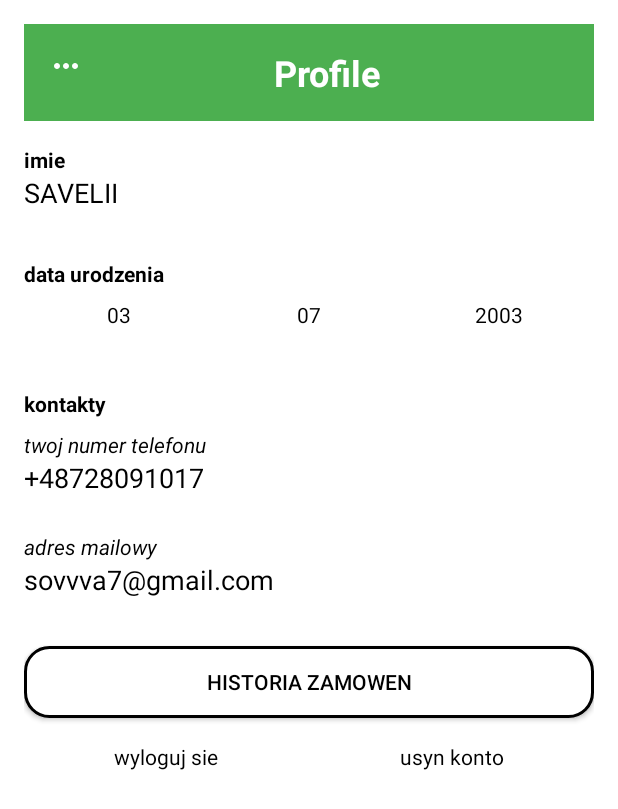
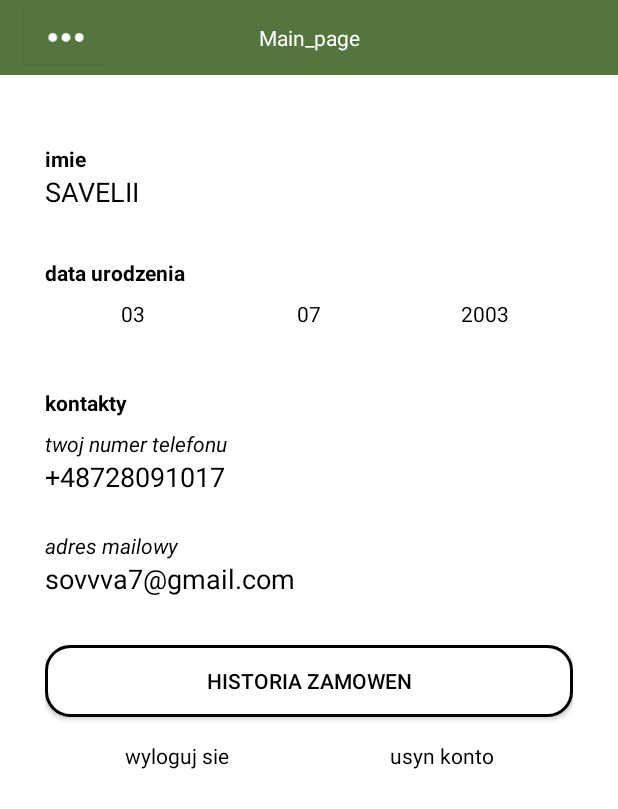
Before and after one commit to omlaut/omlaut_mobile_app, an Android app built with Jetpack Compose: the ProfileActivity screen opened directly, with no data from a screen before it, on a phone screen of 412 x 824 dp. Shown: the top 809 px of the screen. Run offline under Robolectric (Android 15) with nearby library versions, the phone set to English and light mode, and no system bars; 1 statement that could not run was skipped.

Commit message:
activity_profile.xml

```diff
--- a/app/src/main/res/layout/activity_profile.xml
+++ b/app/src/main/res/layout/activity_profile.xml
@@ -1,37 +1,32 @@
 <?xml version="1.0" encoding="utf-8"?>
-<LinearLayout xmlns:android="http://schemas.android.com/apk/res/android"
+<androidx.drawerlayout.widget.DrawerLayout xmlns:android="http://schemas.android.com/apk/res/android"
+    xmlns:app="http://schemas.android.com/apk/res-auto"
+    xmlns:tools="http://schemas.android.com/tools"
     android:layout_width="match_parent"
     android:layout_height="match_parent"
-    android:orientation="vertical"
-    android:padding="16dp"
+    android:id="@+id/Drawer"
     android:background="@android:color/white">
 
     <LinearLayout
         android:layout_width="match_parent"
         android:layout_height="wrap_content"
-        android:orientation="horizontal"
-        android:background="#4CAF50"
-        android:padding="16dp">
+        android:gravity="center_horizontal"
+        android:orientation="vertical"
+        app:layout_constraintBottom_toBottomOf="parent"
+        app:layout_constraintTop_toTopOf="parent"
+        tools:layout_editor_absoluteX="0dp">
 
-        <ImageButton
-            android:id="@+id/menu_button"
-            android:layout_width="wrap_content"
-            android:layout_height="wrap_content"
-            android:background="?attr/selectableItemBackgroundBorderless"
-            android:src="@drawable/baseline_more_horiz_24"
-            android:contentDescription="Menu"
-            android:layout_gravity="start" />
+        <include
+            android:id="@+id/main_header"
+            layout="@layout/main_header"
+            android:layout_width="match_parent"
+            android:layout_height="wrap_content" />
 
-        <TextView
-            android:layout_width="0dp"
-            android:layout_height="wrap_content"
-            android:layout_weight="1"
-            android:text="Profile"
-            android:textColor="@android:color/white"
-            android:textStyle="bold"
-            android:textSize="24sp"
-            android:gravity="center" />
-    </LinearLayout>
+        <LinearLayout
+            android:layout_width="match_parent"
+            android:layout_height="match_parent"
+            android:orientation="vertical"
+            android:padding="30dp">
 
         <TextView
             android:layout_width="match_parent"
@@ -179,3 +174,14 @@
         </LinearLayout>
 
         </LinearLayout>
+
+    </LinearLayout>
+
+    <androidx.fragment.app.FragmentContainerView
+        android:id="@+id/main_navigation_view"
+        android:layout_width="wrap_content"
+        android:layout_height="match_parent"
+        app:layout_constraintTop_toTopOf="parent"
+        android:layout_gravity="start" />
+
+</androidx.drawerlayout.widget.DrawerLayout>
```
Lines whose indentation alone changed are shown as unchanged.
